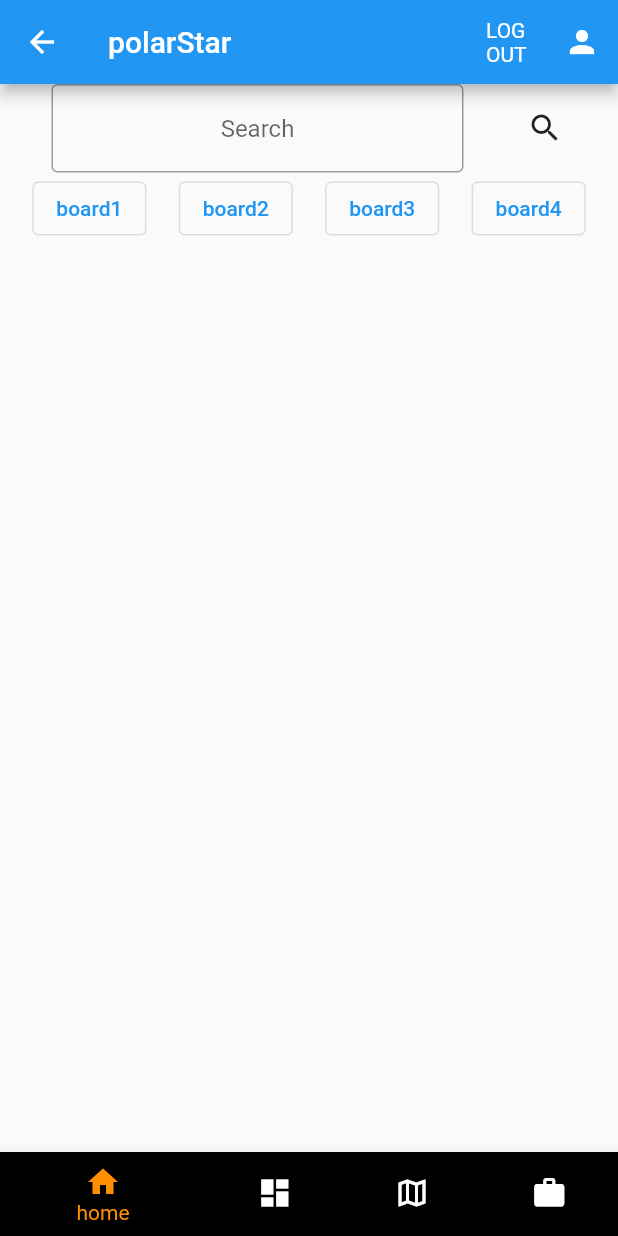
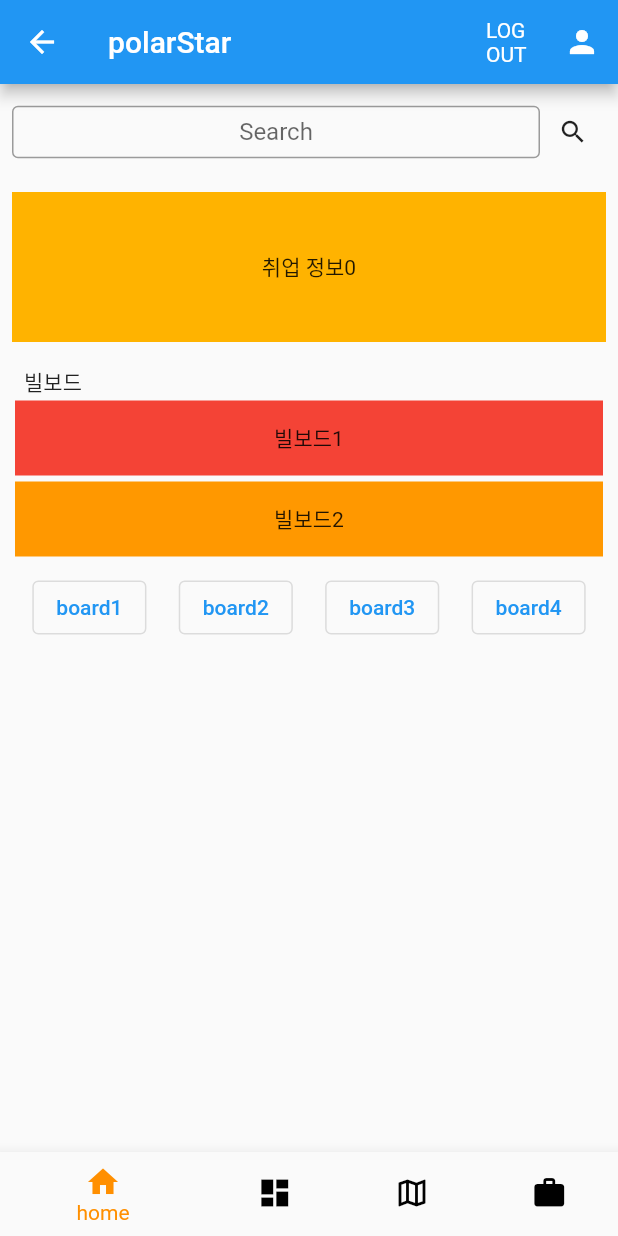
Before and after one commit to WepProglam/polarStar_flutter, a Flutter app: the MainPage screen opened by its route, on a phone screen of 412 x 824 dp. Run offline on Flutter 3.47's test engine with Material 2 defaults, Android fonts, the light colour scheme and no system bars.

Commit message:
메인페이지 레이아웃 구성

```diff
--- a/lib/main.dart
+++ b/lib/main.dart
@@ -3,7 +3,7 @@ import 'package:http/http.dart' as http;
 import 'dart:convert';
 
 import 'package:polarstar_flutter/login.dart';
-import 'package:polarstar_flutter/main_page.dart';
+import 'package:polarstar_flutter/mainPage.dart';
 import 'package:polarstar_flutter/sign_up.dart';
 import 'session.dart';
 
--- /dev/null
+++ b/lib/mainPage.dart
@@ -0,0 +1,195 @@
+import 'package:flutter/material.dart';
+import 'package:http/http.dart' as http;
+import 'dart:convert';
+import 'session.dart';
+
+class MainPage extends StatefulWidget {
+  @override
+  _MainPageState createState() => _MainPageState();
+}
+
+class _MainPageState extends State<MainPage> {
+  @override
+  Widget build(BuildContext context) {
+    return Scaffold(
+      appBar: AppBar(
+        title: Text('polarStar'),
+        actions: [
+          IconButton(
+              onPressed: () {
+                Session().get('http://10.0.2.2:3000/logout');
+                Navigator.pushNamedAndRemoveUntil(
+                    context, '/login', (Route<dynamic> route) => false);
+                Session.cookies = {};
+                Session.headers['Cookie'] = '';
+              },
+              icon: Text('LOGOUT')),
+          IconButton(onPressed: () {}, icon: Icon(Icons.person)),
+        ],
+      ),
+      body: SingleChildScrollView(child: MainPageScroll()),
+      bottomNavigationBar: BottomNavigationBar(
+        items: [
+          BottomNavigationBarItem(
+            icon: Icon(Icons.home),
+            label: 'home',
+            // backgroundColor: Colors.black
+          ),
+          BottomNavigationBarItem(
+            icon: Icon(Icons.dashboard),
+            label: 'boards',
+            // backgroundColor: Colors.black
+          ),
+          BottomNavigationBarItem(
+            icon: Icon(Icons.map_outlined),
+            label: 'unity',
+            // backgroundColor: Colors.black
+          ),
+          BottomNavigationBarItem(
+            icon: Icon(Icons.work_outlined),
+            label: 'work',
+            // backgroundColor: Colors.black
+          ),
+        ],
+        unselectedItemColor: Colors.black,
+        // currentIndex: ,
+        selectedItemColor: Colors.amber[800],
+        onTap: null,
+      ),
+    );
+  }
+}
+
+class MainPageScroll extends StatefulWidget {
+  MainPageScroll({Key key}) : super(key: key);
+
+  @override
+  _MainPageScrollState createState() => _MainPageScrollState();
+}
+
+class _MainPageScrollState extends State<MainPageScroll> {
+  @override
+  Widget build(BuildContext context) {
+    var deviceWidth = MediaQuery.of(context).size.width;
+    var deviceheight = MediaQuery.of(context).size.height;
+
+    return Center(
+      child: Column(
+        children: [
+          // 검색창
+          Padding(
+            padding: const EdgeInsets.all(8.0),
+            child: Row(
+              mainAxisAlignment: MainAxisAlignment.center,
+              children: [
+                Expanded(
+                  flex: 8,
+                  child: TextFormField(
+                    textAlign: TextAlign.center,
+                    decoration: InputDecoration(
+                        border: OutlineInputBorder(),
+                        hintText: 'Search',
+                        isDense: true,
+                        contentPadding: EdgeInsets.all(8)),
+                  ),
+                ),
+                Expanded(
+                    flex: 1,
+                    child: Container(
+                      child: IconButton(
+                        padding: EdgeInsets.all(0),
+                        onPressed: () {},
+                        icon: Icon(Icons.search_outlined),
+                        iconSize: 20,
+                      ),
+                    )),
+              ],
+            ),
+          ),
+
+          // 취업정보
+          Padding(
+            padding: const EdgeInsets.all(8.0),
+            child: Container(
+              height: 100,
+              child: ListView.builder(
+                scrollDirection: Axis.horizontal,
+                physics: PageScrollPhysics(), // 하나씩 스크롤 되게 해줌
+                itemCount: 5,
+                itemBuilder: (BuildContext context, int index) {
+                  return Container(
+                    width: deviceWidth - 16,
+                    color: Colors.amber[600],
+                    child: Center(
+                      child: Text("취업 정보$index"),
+                    ),
+                  );
+                },
+              ),
+            ),
+          ),
+
+          // 빌보드(핫게)
+          Padding(
+            padding: const EdgeInsets.all(8.0),
+            child: Container(
+              child: Column(
+                mainAxisAlignment: MainAxisAlignment.spaceEvenly,
+                children: [
+                  Padding(
+                    padding: const EdgeInsets.only(left: 8),
+                    child: Container(
+                        alignment: Alignment.centerLeft,
+                        child: Text(
+                          '빌보드',
+                        )),
+                  ),
+                  Padding(
+                    padding: const EdgeInsets.all(2.0),
+                    child: Container(
+                      child: Center(child: Text('빌보드1')),
+                      width: deviceWidth,
+                      height: 50,
+                      decoration: BoxDecoration(color: Colors.red),
+                    ),
+                  ),
+                  Padding(
+                    padding: const EdgeInsets.all(2.0),
+                    child: Container(
+                      child: Center(
+                        child: Text('빌보드2'),
+                      ),
+                      width: deviceWidth,
+                      height: 50,
+                      decoration: BoxDecoration(color: Colors.orange),
+                    ),
+                  )
+                ],
+              ),
+            ),
+          ),
+
+          // 게시판들
+          Row(
+            mainAxisAlignment: MainAxisAlignment.center,
+            children: [
+              Spacer(),
+              OutlinedButton(onPressed: () {}, child: Text('board1')),
+              Spacer(),
+              OutlinedButton(onPressed: () {}, child: Text('board2')),
+              Spacer(),
+              OutlinedButton(onPressed: () {}, child: Text('board3')),
+              Spacer(),
+              OutlinedButton(onPressed: () {}, child: Text('board4')),
+              Spacer(),
+            ],
+          ),
+
+          //시간표 & 강의평가
+
+          // 유니티
+        ],
+      ),
+    );
+  }
+}
--- a/lib/main_page.dart
+++ /dev/null
@@ -1,126 +0,0 @@
-import 'package:flutter/material.dart';
-import 'package:http/http.dart' as http;
-import 'dart:convert';
-import 'session.dart';
-
-class MainPage extends StatefulWidget {
-  @override
-  _MainPageState createState() => _MainPageState();
-}
-
-class _MainPageState extends State<MainPage> {
-  @override
-  Widget build(BuildContext context) {
-    return Scaffold(
-      appBar: AppBar(
-        title: Text('polarStar'),
-        actions: [
-          IconButton(
-              onPressed: () {
-                Session().get('http://10.0.2.2:3000/logout');
-                Navigator.pushNamedAndRemoveUntil(
-                    context, '/login', (Route<dynamic> route) => false);
-                Session.cookies = {};
-                Session.headers['Cookie'] = '';
-              },
-              icon: Text('LOGOUT')),
-          IconButton(onPressed: () {}, icon: Icon(Icons.person)),
-        ],
-      ),
-      body: MainPageScroll(),
-      bottomNavigationBar: BottomNavigationBar(
-        items: [
-          BottomNavigationBarItem(
-              icon: Icon(Icons.home),
-              label: 'home',
-              backgroundColor: Colors.black),
-          BottomNavigationBarItem(
-              icon: Icon(Icons.dashboard),
-              label: 'boards',
-              backgroundColor: Colors.black),
-          BottomNavigationBarItem(
-              icon: Icon(Icons.map_outlined),
-              label: 'unity',
-              backgroundColor: Colors.black),
-          BottomNavigationBarItem(
-              icon: Icon(Icons.work_outlined),
-              label: 'work',
-              backgroundColor: Colors.black),
-        ],
-        // currentIndex: ,
-        selectedItemColor: Colors.amber[800],
-        onTap: null,
-      ),
-    );
-  }
-}
-
-class MainPageScroll extends StatefulWidget {
-  MainPageScroll({Key key}) : super(key: key);
-
-  @override
-  _MainPageScrollState createState() => _MainPageScrollState();
-}
-
-class _MainPageScrollState extends State<MainPageScroll> {
-  @override
-  Widget build(BuildContext context) {
-    return Center(
-      child: Column(
-        children: [
-          // 검색창
-          Row(
-            mainAxisAlignment: MainAxisAlignment.center,
-            children: [
-              Spacer(
-                flex: 1,
-              ),
-              Expanded(
-                flex: 8,
-                child: TextFormField(
-                  textAlign: TextAlign.center,
-                  decoration: InputDecoration(
-                      border: OutlineInputBorder(), hintText: 'Search'),
-                ),
-              ),
-              Spacer(
-                flex: 1,
-              ),
-              Expanded(
-                  flex: 1,
-                  child: IconButton(
-                      onPressed: () {}, icon: Icon(Icons.search_outlined))),
-              Spacer(
-                flex: 1,
-              ),
-            ],
-          ),
-
-          // 광고
-
-          // 빌보드(핫게)
-
-          // 게시판들
-          Row(
-            mainAxisAlignment: MainAxisAlignment.center,
-            children: [
-              Spacer(),
-              OutlinedButton(onPressed: () {}, child: Text('board1')),
-              Spacer(),
-              OutlinedButton(onPressed: () {}, child: Text('board2')),
-              Spacer(),
-              OutlinedButton(onPressed: () {}, child: Text('board3')),
-              Spacer(),
-              OutlinedButton(onPressed: () {}, child: Text('board4')),
-              Spacer(),
-            ],
-          ),
-
-          //시간표 & 강의평가
-
-          // 유니티
-        ],
-      ),
-    );
-  }
-}
```
